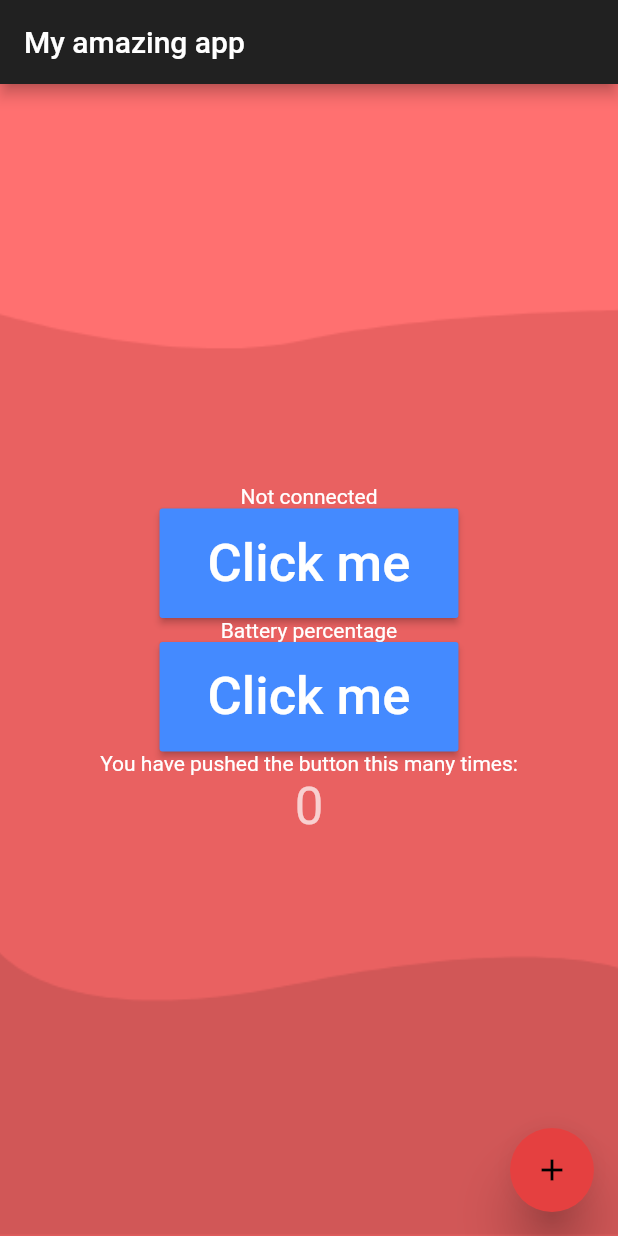
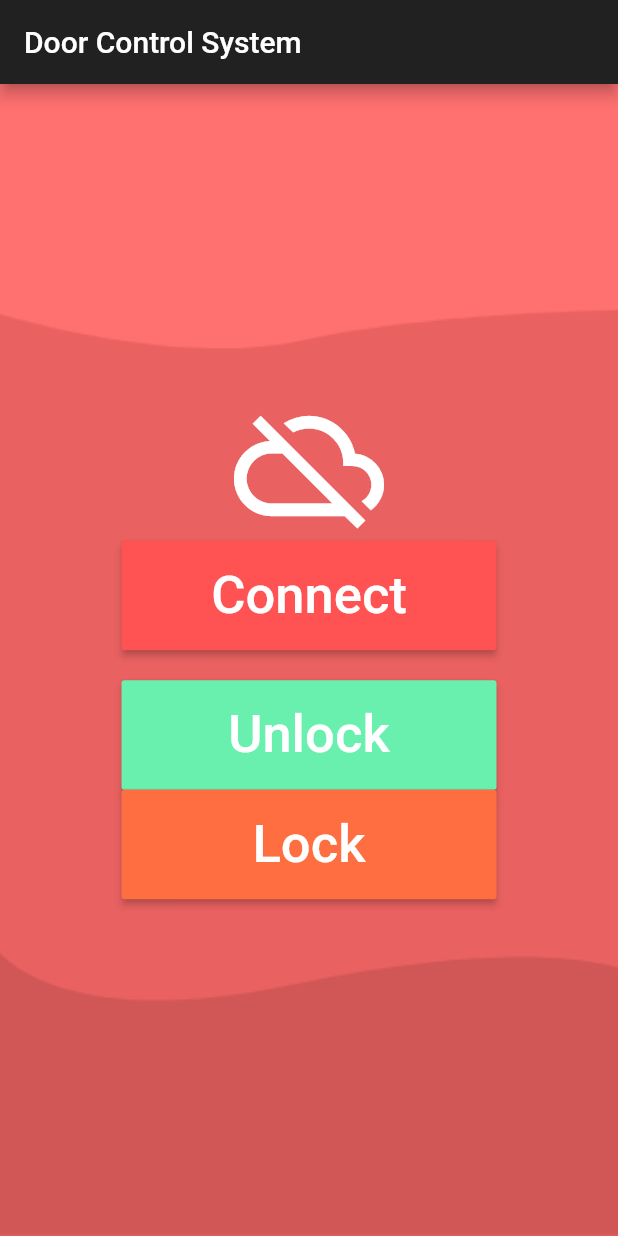
Before and after one commit to LukeyBeachBoy/Flutter-door-control, a Flutter app: the screen it shows after launch, on a phone screen of 412 x 824 dp. Run offline on Flutter 3.47's test engine with Material 2 defaults, Android fonts, the phone set to English and light mode, and no system bars; missing offline and left inert: mqtt_client.

Commit message:
Success! Used the mqtt dart plugin by flutter team to communicate with cloudMQTT broker, now going to install to iphone and get the mbed to work

```diff
--- a/lib/main.dart
+++ b/lib/main.dart
@@ -1,5 +1,7 @@
 import 'dart:async';
-import 'package:flutter/scheduler.dart';
+import 'package:my_app/models/message.dart';
+import 'package:mqtt_client/mqtt_client.dart' as mqtt;
+import 'package:collection/collection.dart';
 import 'package:flutter/material.dart';
 import 'package:flutter/services.dart';
 
@@ -25,7 +27,7 @@ class MyApp extends StatelessWidget {
         // is not restarted.
         primarySwatch: Colors.red,
       ),
-      home: MyHomePage(title: 'My amazing app'),
+      home: MyHomePage(title: 'Door Control System'),
     );
   }
 }
@@ -49,22 +51,18 @@ class MyHomePage extends StatefulWidget {
 }
 
 class _MyHomePageState extends State<MyHomePage> {
-  MyHomePage myHomePage;
+  String server = 'm24.cloudmqtt.com';
+  int port = 12432;
+  String user = 'dprfbxja';
+  String password = 'dprfbxja';
+  String topic = 'Door';
+  Set<String> topics = Set<String>();
+  List<Message> messages = <Message>[];
+  StreamSubscription subscription;
+  mqtt.MqttClient client;
+  mqtt.MqttConnectionState connectionState;
 
-  int _counter = 0;
-  String mqttStatus = 'Not connected';
   String _batteryPercentage = 'Battery percentage';
-  void _incrementCounter() {
-    setState(() {
-      // This call to setState tells the Flutter framework that something has
-      // changed in this State, which causes it to rerun the build method below
-      // so that the display can reflect the updated values. If we changed
-      // _counter without calling setState(), then the build method would not be
-      // called again, and so nothing would appear to happen.
-      _counter++;
-      print(_counter);
-    });
-  }
 
   @override
   Widget build(BuildContext context) {
@@ -74,6 +72,27 @@ class _MyHomePageState extends State<MyHomePage> {
     // The Flutter framework has been optimized to make rerunning build methods
     // fast, so that you can just rebuild anything that needs updating rather
     // than having to individually change instances of widgets.
+    IconData connectionStateIcon;
+    switch (client?.connectionState) {
+      case mqtt.MqttConnectionState.connected:
+        connectionStateIcon = Icons.cloud_done;
+        break;
+      case mqtt.MqttConnectionState.disconnected:
+        connectionStateIcon = Icons.cloud_off;
+        break;
+      case mqtt.MqttConnectionState.connecting:
+        connectionStateIcon = Icons.cloud_upload;
+        break;
+      case mqtt.MqttConnectionState.disconnecting:
+        connectionStateIcon = Icons.cloud_download;
+        break;
+      case mqtt.MqttConnectionState.faulted:
+        connectionStateIcon = Icons.error;
+        break;
+      default:
+        connectionStateIcon = Icons.cloud_off;
+    }
+
     return Scaffold(
       appBar: AppBar(
         // Here we take the value from the MyHomePage object that was created by
@@ -92,74 +111,189 @@ class _MyHomePageState extends State<MyHomePage> {
           new Center(
             child: Column(
               mainAxisAlignment: MainAxisAlignment.center,
+              crossAxisAlignment: CrossAxisAlignment.center,
               children: <Widget>[
-                Text(mqttStatus),
+                Icon(
+                  connectionStateIcon,
+                  size: 100,
+                ),
                 MaterialButton(
-                  onPressed: connect,
-                  color: Colors.blueAccent,
+                  minWidth: 250,
+                  color: Colors.redAccent,
+                  onPressed: () {
+                    if (client?.connectionState ==
+                        mqtt.MqttConnectionState.connected) {
+                      _disconnect();
+                    } else
+                      _connect();
+                  },
                   child: Padding(
                     padding: const EdgeInsets.all(16),
                     child: Text(
-                      'Click me',
+                      client?.connectionState ==
+                              mqtt.MqttConnectionState.connected
+                          ? 'Disconnect'
+                          : 'Connect',
                       style: TextStyle(color: Colors.white, fontSize: 35),
                     ),
                   ),
                 ),
-                Text(_batteryPercentage),
+                Container(
+                    margin: EdgeInsets.all(20),
+                    child: Column(
+                      children: <Widget>[
                         MaterialButton(
-                  onPressed: _getBatteryInformation,
-                  color: Colors.blueAccent,
+                          onPressed: _unlockDoor,
+                          minWidth: 250,
+                          // onPressed: _getBatteryInformation,
+                          color: Colors.greenAccent,
                           child: Padding(
                             padding: const EdgeInsets.all(16),
                             child: Text(
-                      'Click me',
-                      style: TextStyle(color: Colors.white, fontSize: 35),
+                              'Unlock',
+                              style:
+                                  TextStyle(color: Colors.white, fontSize: 35),
                             ),
                           ),
                         ),
-                Text(
-                  'You have pushed the button this many times:',
+                        MaterialButton(
+                          onPressed: _lockDoor,
+                          minWidth: 250,
+                          // onPressed: _getBatteryInformation,
+                          color: Colors.deepOrangeAccent,
+                          child: Padding(
+                            padding: const EdgeInsets.all(16),
+                            child: Text(
+                              'Lock',
+                              style:
+                                  TextStyle(color: Colors.white, fontSize: 35),
                             ),
-                Text(
-                  '$_counter',
-                  style: Theme.of(context).textTheme.display1,
                           ),
+                        ),
+                      ],
+                    ))
               ],
             ),
           )
         ],
       ),
-      floatingActionButton: FloatingActionButton(
-        elevation: 15,
-        backgroundColor: Color.fromRGBO(229, 64, 64, 100),
-        onPressed: _incrementCounter,
-        tooltip: 'Increment',
-        child: Icon(Icons.add),
-      ), // This trailing comma makes auto-formatting nicer for build methods.
+      // This trailing comma makes auto-formatting nicer for build methods.
     );
   }
 
-  static const mqttChannel = const MethodChannel('mqtt');
-  Future<void> connect() async {
+  Future _connect() async {
+    client = mqtt.MqttClient.withPort(server, '', port);
+    client.onDisconnected = _onDisconnected;
+
+    final mqtt.MqttConnectMessage connMess = mqtt.MqttConnectMessage()
+        .authenticateAs('dprfbxja', '_3rLfEpgyHqs')
+        .withClientIdentifier('Mqtt_MyClientUniqueId2')
+        // Must agree with the keep alive set above or not set
+        .startClean() // Non persistent session for testing
+        .keepAliveFor(600)
+        // If you set this you must set a will message
+        .withWillTopic('Door')
+        .withWillMessage('Mobile connected')
+        .withWillQos(mqtt.MqttQos.atLeastOnce);
+    print('MQTT client connecting....');
+    client.connectionMessage = connMess;
+
     try {
-      var res = await mqttChannel.invokeMethod('connect');
-    } on PlatformException catch (e) {
-      print('Error connecting');
+      await client.connect();
+    } catch (e) {
+      print(e);
+      _disconnect();
+    }
+
+    if (client.connectionState == mqtt.MqttConnectionState.connected) {
+      print('MQTT client connected');
+      setState(() {
+        connectionState = client.connectionState;
+        _subscribeToTopic('Door');
+      });
+    } else {
+      print('ERROR: MQTT client connection failed - '
+          'disconnecting, state is ${client.connectionState}');
+      _disconnect();
+    }
+    subscription = client.updates.listen(_onMessage);
+  }
+
+  void _disconnect() {
+    client.disconnect();
+    _onDisconnected();
+  }
+
+  void _onDisconnected() {
+    setState(() {
+      topics.clear();
+      connectionState = client.connectionState;
+      client = null;
+      subscription.cancel();
+      subscription = null;
+    });
+    print('MQTT client disconnected');
+  }
+
+  void _onMessage(List<mqtt.MqttReceivedMessage> event) {
+    print(event.length);
+    final mqtt.MqttPublishMessage recMess =
+        event[0].payload as mqtt.MqttPublishMessage;
+    final String message =
+        mqtt.MqttPublishPayload.bytesToStringAsString(recMess.payload.message);
+
+    /// The above may seem a little convoluted for users only interested in the
+    /// payload, some users however may be interested in the received publish message,
+    /// lets not constrain ourselves yet until the package has been in the wild
+    /// for a while.
+    /// The payload is a byte buffer, this will be specific to the topic
+    print('MQTT message: topic is <${event[0].topic}>, '
+        'payload is <-- ${message} -->');
+    print(client.connectionState);
+    setState(() {
+      messages.add(Message(
+        topic: event[0].topic,
+        message: message,
+        qos: recMess.payload.header.qos,
+      ));
+    });
+  }
+
+  void _subscribeToTopic(String topic) {
+    if (connectionState == mqtt.MqttConnectionState.connected) {
+      setState(() {
+        if (topics.add(topic.trim())) {
+          print('Subscribing to ${topic.trim()}');
+          client.subscribe(topic, mqtt.MqttQos.exactlyOnce);
+        }
+      });
     }
   }
 
-  static const batteryChannel = const MethodChannel('battery');
-  Future<void> _getBatteryInformation() async {
-    String batteryPercentage;
-    try {
-      var res = await batteryChannel.invokeMethod('getBatteryLevel');
-      batteryPercentage = 'Battery level at $res%';
-    } on PlatformException catch (e) {
-      batteryPercentage = "Failed to get battery level: '${e.message}'.";
+  void _unlockDoor() {
+    final mqtt.MqttClientPayloadBuilder builder =
+        mqtt.MqttClientPayloadBuilder();
+    builder.addString('unlock');
+    client.publishMessage('Door', mqtt.MqttQos.exactlyOnce, builder.payload);
   }
 
-    setState(() {
-      _batteryPercentage = batteryPercentage;
-    });
+  void _lockDoor() {
+    final mqtt.MqttClientPayloadBuilder builder =
+        mqtt.MqttClientPayloadBuilder();
+    builder.addString('lock');
+    client.publishMessage('Door', mqtt.MqttQos.exactlyOnce, builder.payload);
   }
+  // static const batteryChannel = const MethodChannel('battery');
+  // Future<void> _getBatteryInformation() async {
+  //   String batteryPercentage;
+  //   try {
+  //     var res = await batteryChannel.invokeMethod('getBatteryLevel');
+  //     batteryPercentage = 'Battery level at $res%';
+  //   } on PlatformException catch (e) {
+  //     batteryPercentage = "Failed to get battery level: '${e.message}'.";
+  //   }
+  //   setState(() {
+  //     _batteryPercentage = batteryPercentage;
+  //   });
+  // }
 }
--- /dev/null
+++ b/lib/models/message.dart
@@ -0,0 +1,9 @@
+import 'package:mqtt_client/mqtt_client.dart' as mqtt;
+
+class Message {
+  final String topic;
+  final String message;
+  final mqtt.MqttQos qos;
+
+  Message({this.topic, this.message, this.qos});
+}
--- a/pubspec.yaml
+++ b/pubspec.yaml
@@ -19,6 +19,7 @@ environment:
 dependencies:
   flutter:
     sdk: flutter
+  mqtt_client: ^5.5.3
 
   # The following adds the Cupertino Icons font to your application.
   # Use with the CupertinoIcons class for iOS style icons.
```
Also changed, not shown: pubspec.lock. Lines whose indentation alone changed are shown as unchanged.
